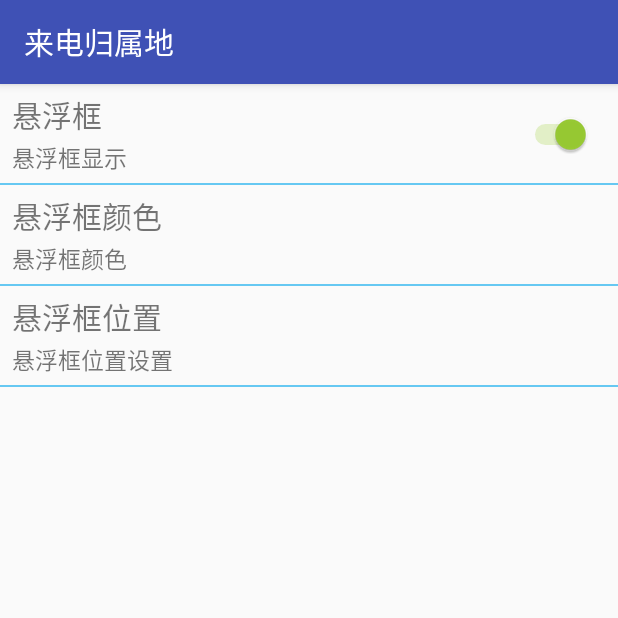
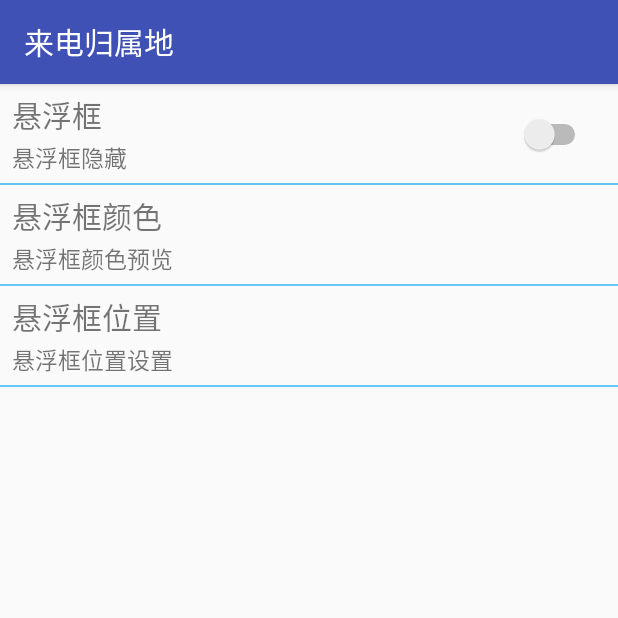
Before and after one commit to thiscoders/android_jarvis, an Android app: the PhoneAddressActivity screen opened directly, with no data from a screen before it, after a tap on "悬浮框", on a phone screen of 412 x 824 dp, the top half of it. Run offline under Robolectric (Android 15) with nearby library versions, the phone set to English and light mode, and no system bars.

Commit message:
添加出现在其他应用上的授权判断

```diff
--- a/src/main/java/ye/droid/jarvis/activity/setting/AboutActivity.java
+++ b/src/main/java/ye/droid/jarvis/activity/setting/AboutActivity.java
@@ -50,8 +50,8 @@ public class AboutActivity extends AppCompatActivity {
     }
 
     public void testNewFunc(View view) {
-        ServiceUtils.serviceIsRunning(this, "ye.droid.jarvis.service.SmsListenerService", true);
-        ServiceUtils.serviceIsRunning(this, "ye.droid.jarvis.service.LocationChangeService", true);
+        ServiceUtils.serviceIsRunning(this, "ye.droid.jarvis.service.burglars.SmsListenerService", true);
+        ServiceUtils.serviceIsRunning(this, "ye.droid.jarvis.service.burglars.LocationChangeService", true);
     }
 
     /**
--- a/src/main/java/ye/droid/jarvis/activity/setting/PhoneAddressActivity.java
+++ b/src/main/java/ye/droid/jarvis/activity/setting/PhoneAddressActivity.java
@@ -1,21 +1,29 @@
 package ye.droid.jarvis.activity.setting;
 
+import android.content.Intent;
 import android.graphics.Color;
+import android.os.Build;
 import android.os.Bundle;
+import android.provider.Settings;
 import android.support.annotation.Nullable;
 import android.support.v7.app.AppCompatActivity;
+import android.util.Log;
 import android.view.View;
 import android.widget.Toast;
 
 import ye.droid.jarvis.R;
 import ye.droid.jarvis.cvs.ChangeItem;
+import ye.droid.jarvis.dbdao.PhoneNumAddressDao;
+import ye.droid.jarvis.service.SuspendFrameService;
 import ye.droid.jarvis.utils.ColorPickerDialog;
+import ye.droid.jarvis.utils.ServiceUtils;
 
 /**
  * Created by ye on 2017/5/30.
  */
 
 public class PhoneAddressActivity extends AppCompatActivity {
+    private String TAG = PhoneNumAddressDao.class.getSimpleName();
     private ChangeItem ct_suspend_visible;
     private ChangeItem ct_suspend_color;
     private ChangeItem ct_suspend_location;
@@ -35,6 +43,15 @@ public class PhoneAddressActivity extends AppCompatActivity {
         preAnim();
     }
 
+    //继续窗口的时候仍然需要判断服务是否正在运行
+    @Override
+    protected void onResume() {
+        super.onResume();
+        //判断服务是否运行，并且为ct_suspend_visible赋值
+        boolean isRunning = ServiceUtils.serviceIsRunning(this, "ye.droid.jarvis.service.SuspendFrameService", false);
+        ct_suspend_visible.setCheck(isRunning);
+    }
+
     private void initUI() {
         ct_suspend_visible = (ChangeItem) findViewById(R.id.ct_suspend_visible);
         ct_suspend_color = (ChangeItem) findViewById(R.id.ct_suspend_color);
@@ -45,11 +62,31 @@ public class PhoneAddressActivity extends AppCompatActivity {
         //关闭颜色和位置的switch显示
         ct_suspend_color.setSwitchVisible(false);
         ct_suspend_location.setSwitchVisible(false);
+        //判断服务是否运行，并且为ct_suspend_visible赋值
+        boolean isRunning = ServiceUtils.serviceIsRunning(this, "ye.droid.jarvis.service.SuspendFrameService", false);
+        ct_suspend_visible.setCheck(isRunning);
     }
 
     //是否显示悬浮框
     public void openSuspend(View view) {
-        ct_suspend_visible.setCheck(!ct_suspend_visible.isCheck());
+        boolean ischeck = ct_suspend_visible.isCheck();//是否开启悬浮框
+        Intent intent = new Intent(this, SuspendFrameService.class);//悬浮框服务
+
+        if (!ischeck) { //true，开启服务
+            //开启服务前检查是否允许在别的应用上面出现，重点
+            if (Build.VERSION.SDK_INT >= Build.VERSION_CODES.M) {
+                if (!Settings.canDrawOverlays(getApplicationContext())) {
+                    Toast.makeText(PhoneAddressActivity.this, "请允许请用在其他应用上层显示！", Toast.LENGTH_SHORT).show();
+                    Intent overlay = new Intent(Settings.ACTION_MANAGE_OVERLAY_PERMISSION);
+                    startActivity(overlay);
+                    return;
+                }
+            }
+            startService(intent); //开启服务
+        } else {
+            stopService(intent); //停止服务
+        }
+        ct_suspend_visible.setCheck(!ischeck); //设置状态
     }
 
     //选择悬浮框颜色
--- a/src/main/java/ye/droid/jarvis/broadcast/receiver/RebootReceiver.java
+++ b/src/main/java/ye/droid/jarvis/broadcast/receiver/RebootReceiver.java
@@ -8,7 +8,7 @@ import android.telephony.TelephonyManager;
 import android.util.Log;
 import android.widget.Toast;
 
-import ye.droid.jarvis.service.SmsListenerService;
+import ye.droid.jarvis.service.burglars.SmsListenerService;
 import ye.droid.jarvis.utils.ConstantValues;
 import ye.droid.jarvis.utils.SharedPreferencesUtils;
 
--- a/src/main/java/ye/droid/jarvis/cvs/ChangeItem.java
+++ b/src/main/java/ye/droid/jarvis/cvs/ChangeItem.java
@@ -105,4 +105,8 @@ public class ChangeItem extends RelativeLayout {
     public int getColor() {
         return tv_item_subtitle.getCurrentTextColor();
     }
+
+    public void setCurrentText(String content) {
+        tv_item_subtitle.setText(content);
+    }
 }
--- a/src/main/java/ye/droid/jarvis/service/SmsHandler.java
+++ b/src/main/java/ye/droid/jarvis/service/burglars/SmsHandler.java
@@ -1,4 +1,4 @@
-package ye.droid.jarvis.service;
+package ye.droid.jarvis.service.burglars;
 
 import android.content.Context;
 import android.net.Uri;
--- a/src/main/java/ye/droid/jarvis/service/SmsListenerService.java
+++ b/src/main/java/ye/droid/jarvis/service/burglars/SmsListenerService.java
@@ -1,4 +1,4 @@
-package ye.droid.jarvis.service;
+package ye.droid.jarvis.service.burglars;
 
 import android.app.Service;
 import android.content.ContentResolver;
--- a/src/main/java/ye/droid/jarvis/service/SmsObserver.java
+++ b/src/main/java/ye/droid/jarvis/service/burglars/SmsObserver.java
@@ -1,4 +1,4 @@
-package ye.droid.jarvis.service;
+package ye.droid.jarvis.service.burglars;
 
 import android.content.ContentResolver;
 import android.content.Context;
@@ -7,7 +7,6 @@ import android.database.Cursor;
 import android.net.Uri;
 import android.os.Message;
 import android.util.Log;
-import android.widget.Toast;
 
 import java.util.regex.Pattern;
 
--- a/src/main/java/ye/droid/jarvis/utils/BurglarsSmsUtils.java
+++ b/src/main/java/ye/droid/jarvis/utils/BurglarsSmsUtils.java
@@ -10,7 +10,7 @@ import android.util.Log;
 
 import ye.droid.jarvis.R;
 import ye.droid.jarvis.broadcast.receiver.JDeviceAdminReceiver;
-import ye.droid.jarvis.service.LocationChangeService;
+import ye.droid.jarvis.service.burglars.LocationChangeService;
 
 /**
  * 用来梳理手机防盗的4个功能
@@ -47,7 +47,7 @@ public class BurglarsSmsUtils {
      * @param context
      */
     public static void sendLocation(Context context) {
-        boolean isRunning = ServiceUtils.serviceIsRunning(context, "ye.droid.jarvis.service.LocationChangeService", false);
+        boolean isRunning = ServiceUtils.serviceIsRunning(context, "ye.droid.jarvis.service.burglars.LocationChangeService", false);
         //返回false代表服务没有运行，那么开启服务
         if (!isRunning) {
             Intent intent = new Intent(context, LocationChangeService.class);
--- a/src/main/java/ye/droid/jarvis/utils/ServiceUtils.java
+++ b/src/main/java/ye/droid/jarvis/utils/ServiceUtils.java
@@ -18,7 +18,7 @@ public class ServiceUtils {
     /**
      * @param context   上下文
      * @param className 服务名
-     * @param debug     是否开启debug
+     * @param debug     是否开启debug,开启debug就会弹出toast
      * @return
      */
     public static boolean serviceIsRunning(Context context, String className, boolean debug) {
--- a/src/main/res/layout/activity_phone_address_setting.xml
+++ b/src/main/res/layout/activity_phone_address_setting.xml
@@ -20,8 +20,8 @@
         android:layout_width="match_parent"
         android:layout_height="wrap_content"
         android:onClick="selectColor"
-        app:subtitle_negative_content="悬浮框颜色"
-        app:subtitle_positive_content="悬浮框颜色"
+        app:subtitle_negative_content="悬浮框颜色预览"
+        app:subtitle_positive_content="悬浮框颜色预览"
         app:title_content="悬浮框颜色" />
 
 
```
Also changed, not shown: src/main/AndroidManifest.xml (+6 -4 lines), src/main/java/ye/droid/jarvis/activity/HomeActivity.java (+49 -8 lines), src/main/java/ye/droid/jarvis/activity/advancetools/AttrLookupActivity.java (+0 -41 lines), src/main/java/ye/droid/jarvis/activity/burglars/BurglarsResultActivity.java (+6 -6 lines), src/main/java/ye/droid/jarvis/service/SuspendFrameService.java (added, +101 -0 lines), src/main/java/ye/droid/jarvis/service/burglars/LocationChangeService.java (renamed from src/main/java/ye/droid/jarvis/service/LocationChangeService.java, +1 -6 lines), src/main/res/layout/toast_phone_address.xml (added, +13 -0 lines), src/main/res/drawable/incoming_call.png (added).
